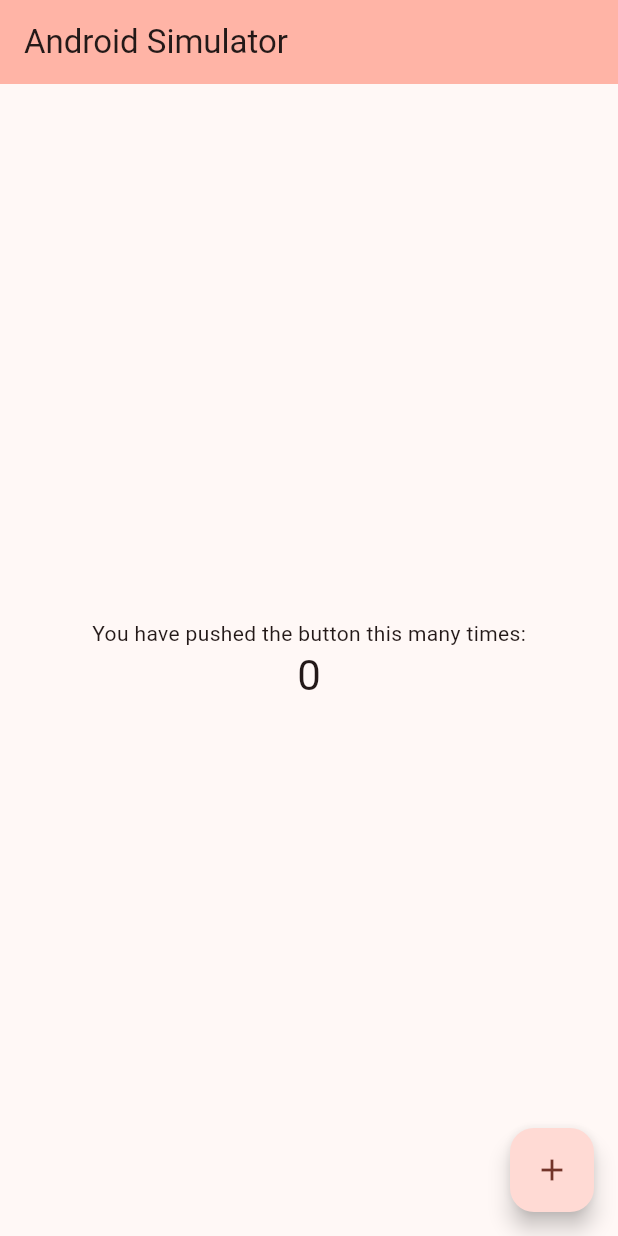
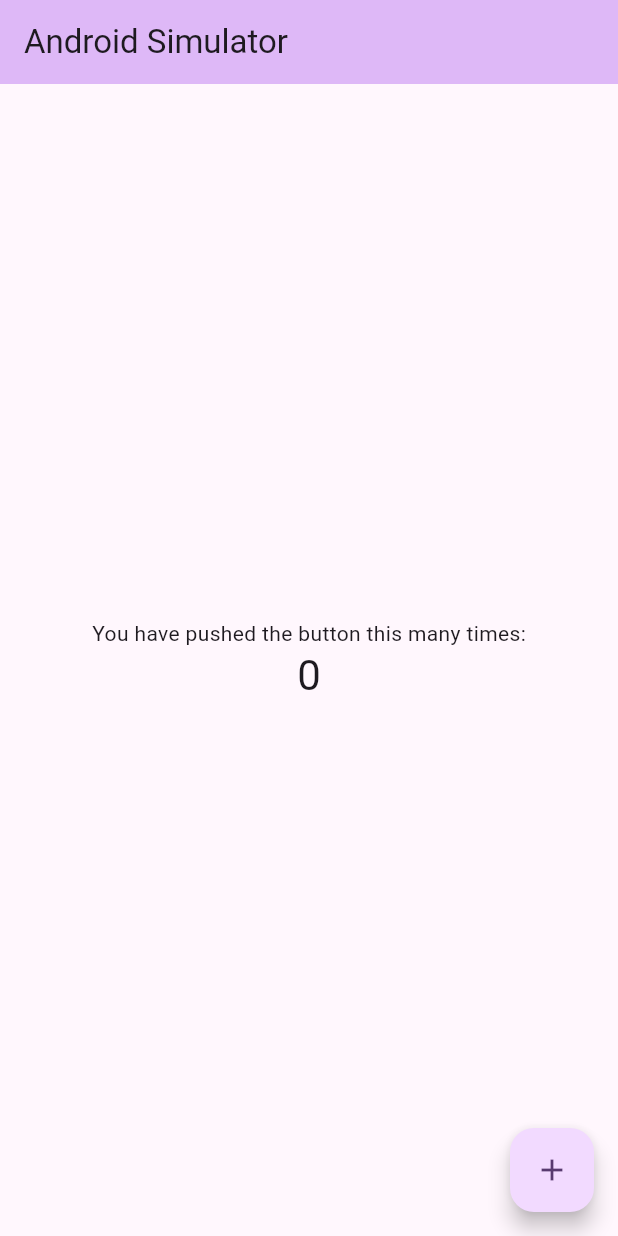
Before and after one commit to aishat170/counter.app, a Flutter app: the screen it shows after launch, on a phone screen of 412 x 824 dp. Run offline on Flutter 3.47's test engine with Material 3 defaults, Android fonts, the phone set to English and light mode, and no system bars.

Commit message:
Changed the colour

```diff
--- a/lib/main.dart
+++ b/lib/main.dart
@@ -28,7 +28,7 @@ class MyApp extends StatelessWidget {
         //
         // This works for code too, not just values: Most code changes can be
         // tested with just a hot reload.
-        colorScheme: ColorScheme.fromSeed(seedColor: const Color.fromARGB(255, 244, 28, 0)),
+        colorScheme: ColorScheme.fromSeed(seedColor: const Color.fromARGB(255, 82, 6, 132)),
       ),
       home: const MyHomePage(title: 'Android Simulator',name:"Aishat"),
     );
```
